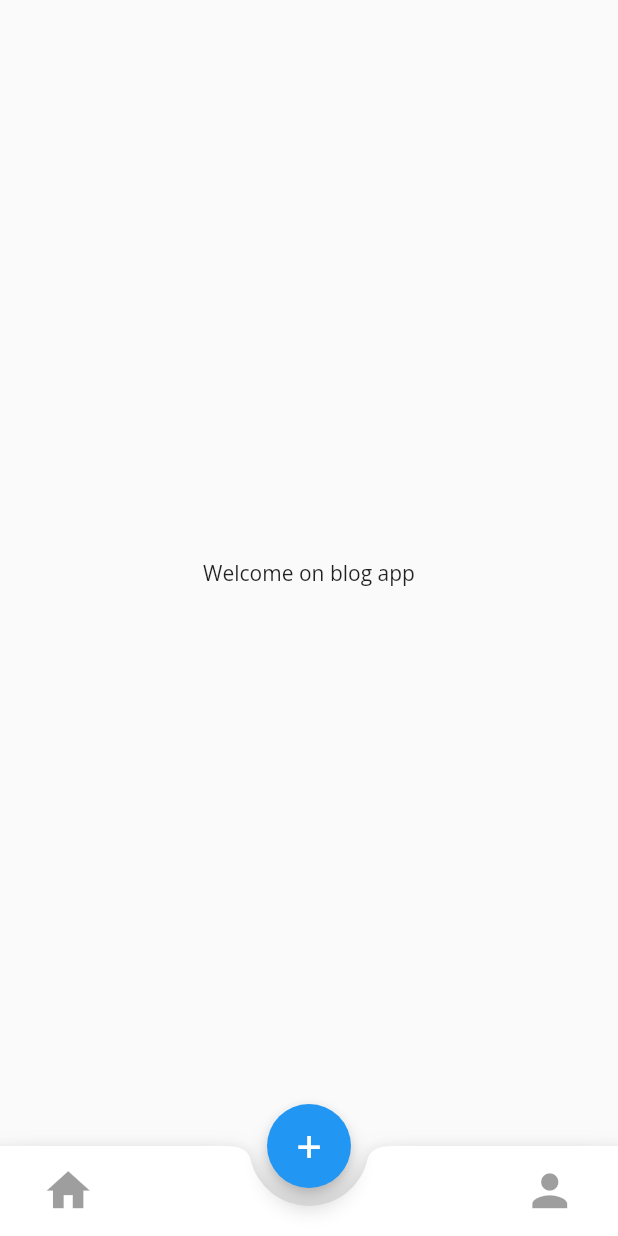
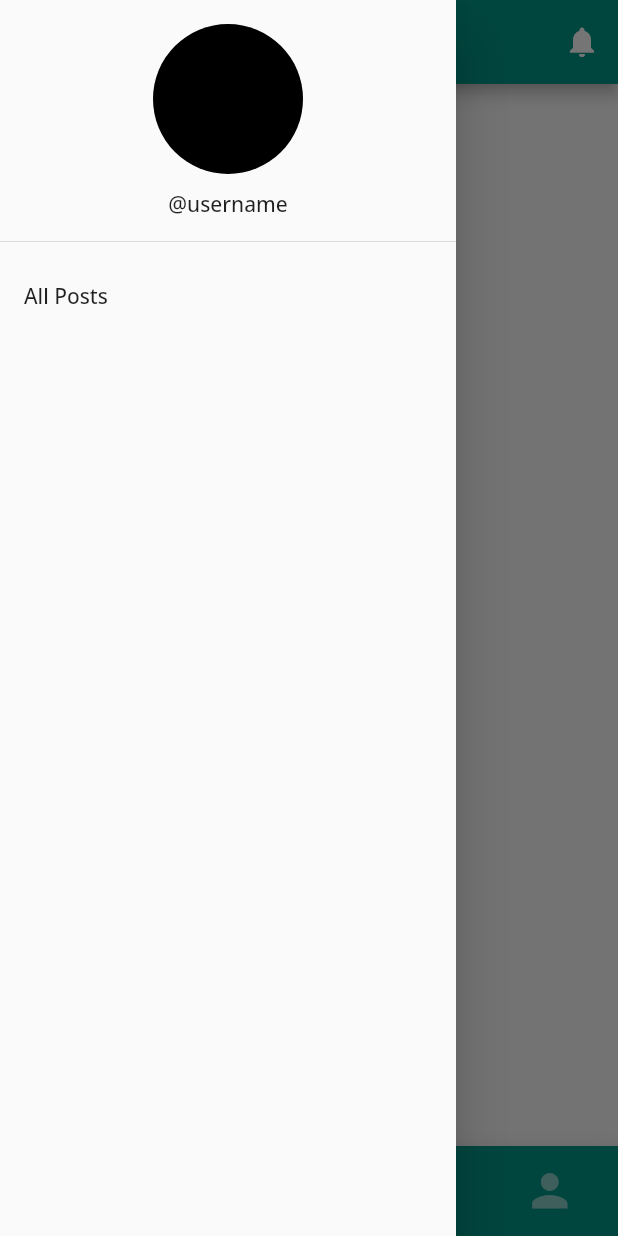
Before and after one commit to poudel-sagar/internblogapp, a Flutter app: the HomePage screen opened directly, with the side drawer open (before the commit the screen has no drawer), on a phone screen of 412 x 824 dp. Run offline on Flutter 3.47's test engine with Material 2 defaults, Android fonts, the phone set to English and light mode, and no system bars; our stand-ins replace flutter_secure_storage, google_fonts, logger; missing offline and left inert: dart:html; accounts and stored records are empty.

Commit message:
files add for homescreen and profile screen

```diff
--- /dev/null
+++ b/lib/Screen/HomeScreen.dart
@@ -0,0 +1,21 @@
+import 'dart:html';
+
+import 'package:flutter/material.dart';
+class HomeScreen extends StatefulWidget {
+  //const HomeScreen({ Key key }) : super(key: key);
+
+  @override
+  State<HomeScreen> createState() => _HomeScreenState();
+}
+
+class _HomeScreenState extends State<HomeScreen> {
+  @override
+  Widget build(BuildContext context) {
+    return Scaffold(
+      body: Center(
+        child: Text("Home Page"),
+      ),
+
+    );
+  }
+}
--- a/lib/main.dart
+++ b/lib/main.dart
@@ -24,6 +24,7 @@ class _MyAppState extends State<MyApp> {
   }
 
   void checkLogin() async {
+    //reading token as key value pair that was generated
     String token = await storage.read(key: "token");
     if (token != null) {
       setState(() {
--- a/lib/pages/HomePage.dart
+++ b/lib/pages/HomePage.dart
@@ -1,3 +1,7 @@
+import 'dart:html';
+
+import 'package:blogapp/Screen/HomeScreen.dart';
+import 'package:blogapp/Screen/ProfileScreen.dart';
 import 'package:flutter/material.dart';
 
 class HomePage extends StatefulWidget {
@@ -8,18 +12,58 @@ class HomePage extends StatefulWidget {
 }
 
 class _HomePageState extends State<HomePage> {
+  int currentState=0;
+  List<Widget> widgets=[
+    HomeScreen(),
+    ProfileScreen( )
+  ];
+  List<String> titlestring=["Home Page","Profile Page"];
   @override
   Widget build(BuildContext context) {
     return Scaffold(
+      drawer: Drawer(
+        child: ListView(
+          children: <Widget>[
+            DrawerHeader(child: Column(
+              children: [
+                Container(
+                  height: 100,
+                  width: 100,
+                  decoration: BoxDecoration(
+                    color: Colors.black,
+                    borderRadius: BorderRadius.circular(50),
+                  ),
+                ),
+                SizedBox(height: 10),
+                Text("@username"),
+              ],
+            ),
+            ),
+            ListTile(
+              title: Text("All Posts"),
+            ),
+          ],
+        ),
+      ),
+      appBar: AppBar(
+        backgroundColor: Colors.teal,
+        title: Text(titlestring[currentState]),
+        centerTitle: true,
+        actions: <Widget>[
+          IconButton(onPressed: (){}, icon: Icon(Icons.notifications))
+        ],
+      ),
       floatingActionButtonLocation: FloatingActionButtonLocation.centerDocked,
       floatingActionButton: FloatingActionButton(
+        backgroundColor: Colors.teal,
         onPressed: null,
         child: Text(
           "+",
-          style: TextStyle(fontSize: 30),
+          style: TextStyle(fontSize: 40),
         ),
       ),
       bottomNavigationBar: BottomAppBar(
+        color: Colors.teal,
         shape: CircularNotchedRectangle(),
         notchMargin: 12,
         child: Container(
@@ -31,12 +75,22 @@ class _HomePageState extends State<HomePage> {
               children: [
                 IconButton(
                   icon: Icon(Icons.home),
-                  onPressed: null,
+                  color: currentState==0?Colors.white:Colors.white54,
+                  onPressed: (){
+                    setState(() {
+                      currentState=0;
+                    });
+                  },
                   iconSize: 35,
                 ),
                 IconButton(
                   icon: Icon(Icons.person),
-                  onPressed: null,
+                 color: currentState==1?Colors.white:Colors.white54,
+                  onPressed: (){
+                    setState(() {
+                      currentState=1;
+                    });
+                  },
                   iconSize: 35,
                 )
               ],
@@ -44,9 +98,7 @@ class _HomePageState extends State<HomePage> {
           ),
         ),
       ),
-      body: Center(
-        child: Text("Welcome on blog app"),
-      ),
+      body: widgets[currentState]
     );
   }
 }
--- a/lib/pages/SininPage.dart
+++ b/lib/pages/SininPage.dart
@@ -120,7 +120,8 @@ class _SignInPageState extends State<SignInPage> {
                       print(output["token"]);
                       //storing the token using flutter secure storage
                       //await used because it is IO related operation
-                     await storage.write(key: "token", value: output["token"]);
+                      //this securestorage is not working for storing the tokens
+                    // await storage.write(key: "token", value: output["token"]);
                       setState(() {
                         validate = true;
                         circular = false;
@@ -134,9 +135,11 @@ class _SignInPageState extends State<SignInPage> {
                         (route) => false);
 
                     } else {
+                     // Map output = json.decode(response.body);
                       String output = json.decode(response.body);
                       setState(() {
                         validate = false;
+                      // errorText = output.toString();
                         errorText = output;
                         circular = false;
                       });
```
Also changed, not shown: lib/Screen/ProfileScreen.dart (added, +20 -0 lines), lib/pages/SignUpPage.dart (+37 -32 lines).
